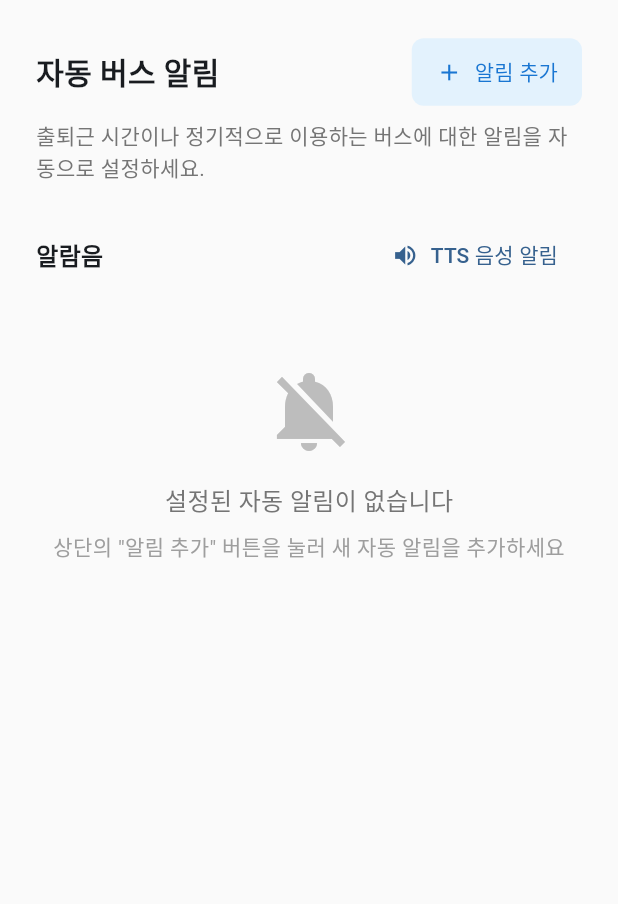
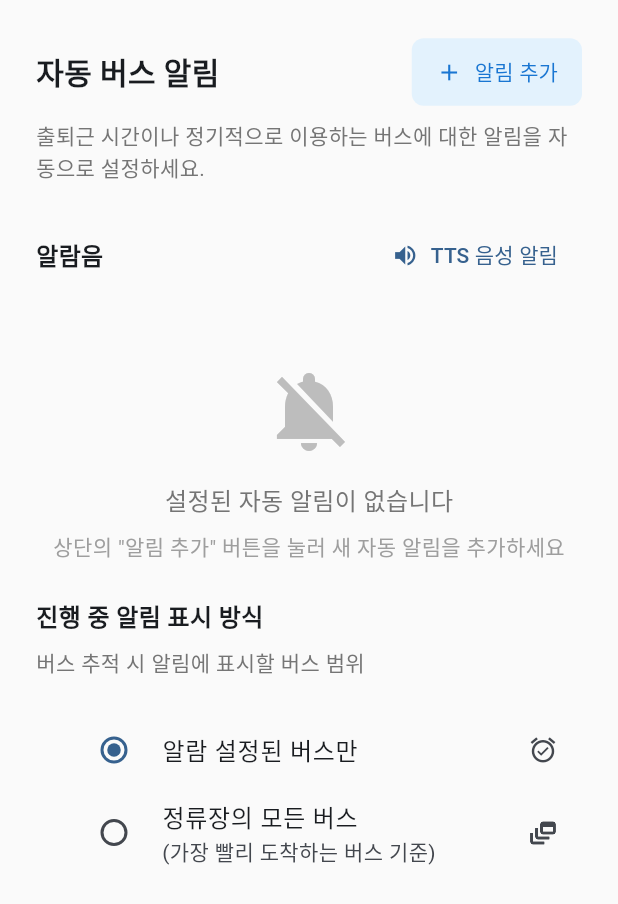
Before and after one commit to maskelog/Daegu_bus_flutter_app, a Flutter app: the ProfileScreen screen opened directly, on a phone screen of 412 x 824 dp. Shown: the top 904 px of the screen. Run offline on Flutter 3.47's test engine with Material 3 defaults, Android fonts, the phone set to English and light mode, and no system bars; our stand-ins replace device_info_plus, flutter_dotenv, flutter_local_notifications, flutter_tts, geolocator, permission_handler and 3 more; missing offline and left inert: android_alarm_manager_plus, workmanager; accounts and stored records are empty.

Commit message:
feat: AutoAlarm JSON 변환 개선 - 기본값 추가 및 알림 표시 모드 설정 기능 구현

```diff
--- a/lib/screens/profile_screen.dart
+++ b/lib/screens/profile_screen.dart
@@ -56,17 +56,19 @@ class AutoAlarm {
 
   factory AutoAlarm.fromJson(Map<String, dynamic> json) {
     return AutoAlarm(
-      id: json['id'],
-      hour: json['hour'],
-      minute: json['minute'],
-      stationId: json['stationId'],
-      stationName: json['stationName'],
-      routeId: json['routeId'],
-      routeNo: json['routeNo'],
-      repeatDays: List<int>.from(json['repeatDays']),
-      excludeWeekends: json['excludeWeekends'],
-      excludeHolidays: json['excludeHolidays'],
-      isActive: json['isActive'],
+      id: json['id'] ?? DateTime.now().millisecondsSinceEpoch.toString(),
+      hour: json['hour'] ?? 7,
+      minute: json['minute'] ?? 0,
+      stationId: json['stationId'] ?? '',
+      stationName: json['stationName'] ?? '',
+      routeId: json['routeId'] ?? '',
+      routeNo: json['routeNo'] ?? '',
+      repeatDays: json['repeatDays'] != null
+          ? List<int>.from(json['repeatDays'])
+          : [1, 2, 3, 4, 5],
+      excludeWeekends: json['excludeWeekends'] ?? true,
+      excludeHolidays: json['excludeHolidays'] ?? true,
+      isActive: json['isActive'] ?? true,
       useTTS: json['useTTS'] ?? true,
     );
   }
@@ -238,8 +240,28 @@ class _ProfileScreenState extends State<ProfileScreen> {
     });
   }
 
+  void _updateNotificationModeSetting(NotificationDisplayMode? value) {
+    if (value != null) {
+      final settingsService =
+          Provider.of<SettingsService>(context, listen: false);
+      if (settingsService.notificationDisplayMode != value) {
+        settingsService.updateNotificationDisplayMode(value);
+        ScaffoldMessenger.of(context).showSnackBar(
+          const SnackBar(
+            content: Text('알림 표시 설정이 저장되었습니다.'),
+            duration: Duration(seconds: 1),
+          ),
+        );
+      }
+    }
+  }
+
   @override
   Widget build(BuildContext context) {
+    return Consumer<SettingsService>(
+      builder: (context, settingsService, child) {
+        final currentNotificationMode = settingsService.notificationDisplayMode;
+
         return Scaffold(
           body: _isLoading
               ? const Center(child: CircularProgressIndicator())
@@ -317,9 +339,11 @@ class _ProfileScreenState extends State<ProfileScreen> {
                                               ),
                                             ),
                                             const SizedBox(height: 16),
-                                        ...AlarmSound.allSounds.map((sound) {
+                                            ...AlarmSound.allSounds
+                                                .map((sound) {
                                               final isSelected =
-                                              _settingsService.alarmSoundId ==
+                                                  _settingsService
+                                                          .alarmSoundId ==
                                                       sound.id;
                                               return ListTile(
                                                 leading: Icon(
@@ -330,7 +354,8 @@ class _ProfileScreenState extends State<ProfileScreen> {
                                                 ),
                                                 title: Text(sound.name),
                                                 trailing: isSelected
-                                                ? const Icon(Icons.check_circle,
+                                                    ? const Icon(
+                                                        Icons.check_circle,
                                                         color: Colors.blue)
                                                     : null,
                                                 onTap: () {
@@ -358,7 +383,8 @@ class _ProfileScreenState extends State<ProfileScreen> {
                                   label: Text(
                                     AlarmSound.allSounds
                                         .firstWhere((s) =>
-                                        s.id == _settingsService.alarmSoundId)
+                                            s.id ==
+                                            _settingsService.alarmSoundId)
                                         .name,
                                   ),
                                 ),
@@ -549,8 +575,63 @@ class _ProfileScreenState extends State<ProfileScreen> {
                               ),
                             ),
                     ),
+                    SliverToBoxAdapter(
+                      child: Container(
+                        padding: const EdgeInsets.all(24),
+                        child: Column(
+                          crossAxisAlignment: CrossAxisAlignment.start,
+                          children: [
+                            const Text(
+                              '진행 중 알림 표시 방식',
+                              style: TextStyle(
+                                fontSize: 16,
+                                fontWeight: FontWeight.bold,
+                              ),
+                            ),
+                            const SizedBox(height: 8),
+                            Text(
+                              '버스 추적 시 알림에 표시할 버스 범위',
+                              style: TextStyle(
+                                fontSize: 14,
+                                color: Colors.grey[600],
+                              ),
+                            ),
+                            const SizedBox(height: 24),
+                            RadioListTile<NotificationDisplayMode>(
+                              title: const Text('알람 설정된 버스만'),
+                              value: NotificationDisplayMode.alarmedOnly,
+                              groupValue: currentNotificationMode,
+                              onChanged: _updateNotificationModeSetting,
+                              secondary:
+                                  const Icon(Icons.alarm_on_outlined, size: 20),
+                              contentPadding: const EdgeInsets.only(
+                                  left: 32.0, right: 16.0),
+                              visualDensity: VisualDensity.compact,
+                              activeColor:
+                                  Theme.of(context).colorScheme.primary,
+                            ),
+                            RadioListTile<NotificationDisplayMode>(
+                              title: const Text('정류장의 모든 버스'),
+                              subtitle: const Text('(가장 빨리 도착하는 버스 기준)'),
+                              value: NotificationDisplayMode.allBuses,
+                              groupValue: currentNotificationMode,
+                              onChanged: _updateNotificationModeSetting,
+                              secondary: const Icon(Icons.dynamic_feed_outlined,
+                                  size: 20),
+                              contentPadding: const EdgeInsets.only(
+                                  left: 32.0, right: 16.0),
+                              visualDensity: VisualDensity.compact,
+                              activeColor:
+                                  Theme.of(context).colorScheme.primary,
+                            ),
                           ],
                         ),
+                      ),
+                    ),
+                  ],
+                ),
+        );
+      },
     );
   }
 
```
Lines whose indentation alone changed are shown as unchanged.
